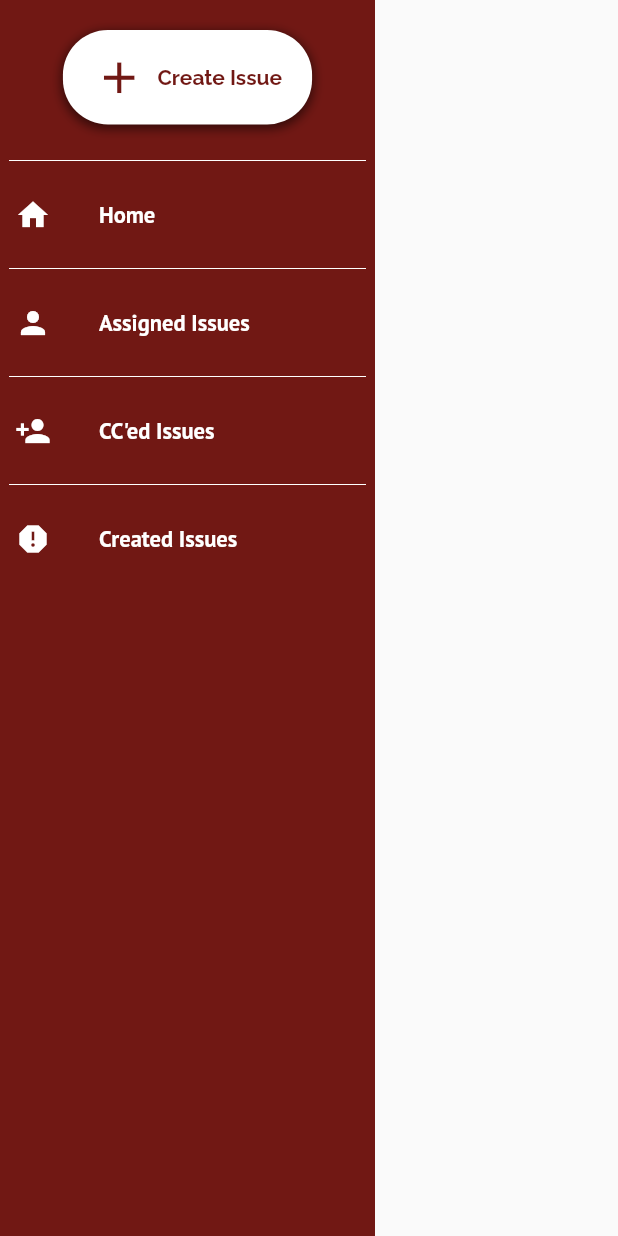
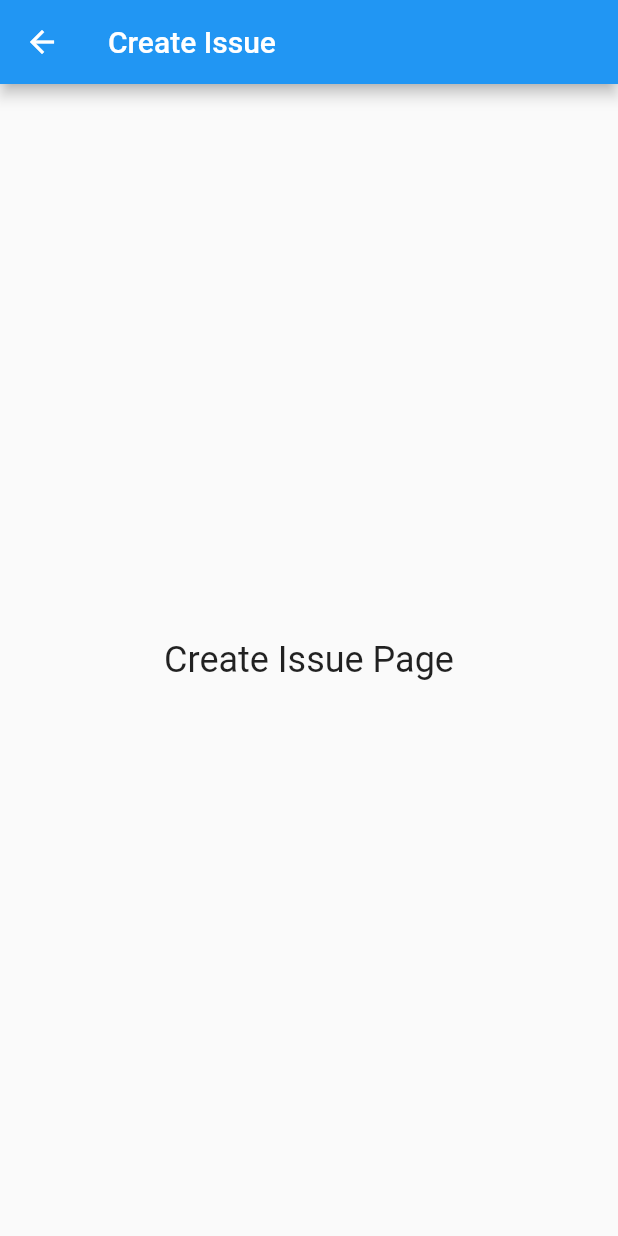
Before and after one commit to srihitha-ravi/demo-frontend, a Flutter app: the Sidebar widget shown alone on an empty page, opened directly, after a tap on "Create Issue", on a phone screen of 412 x 824 dp. Run offline on Flutter 3.47's test engine with Material 2 defaults, Android fonts, the phone set to English and light mode, and no system bars; our stand-ins replace google_fonts.

Commit message:
create issue skeleton

```diff
--- /dev/null
+++ b/lib/Create Issue/create_issue.dart
@@ -0,0 +1,25 @@
+import 'package:flutter/material.dart';
+
+class CreateIssuePage extends StatelessWidget {
+  @override
+  Widget build(BuildContext context) {
+    return Scaffold(
+      appBar: AppBar(
+        title: Text('Create Issue'),
+      ),
+      body: Center(
+        child: Column(
+          mainAxisAlignment: MainAxisAlignment.center,
+          children: [
+            // Add your content for creating an issue here
+            Text(
+              'Create Issue Page',
+              style: TextStyle(fontSize: 24),
+            ),
+            // Add form fields, buttons, or any other UI elements needed for issue creation
+          ],
+        ),
+      ),
+    );
+  }
+}
--- a/lib/SideBar/sidebar.dart
+++ b/lib/SideBar/sidebar.dart
@@ -1,6 +1,7 @@
 import 'package:bughub_demo/Theme/theme.dart';
 import 'package:flutter/material.dart';
 import 'package:google_fonts/google_fonts.dart';
+import 'package:bughub_demo/Create Issue/create_issue.dart';
 
 class Sidebar extends StatelessWidget {
   @override
@@ -31,7 +32,13 @@ class Sidebar extends StatelessWidget {
                 padding:
                     const EdgeInsets.symmetric(vertical: 6.0, horizontal: 12.0),
                 child: TextButton.icon(
-                  onPressed: () {},
+                  onPressed: () {
+                    Navigator.of(context).push(
+                      MaterialPageRoute(
+                        builder: (context) => CreateIssuePage(),
+                      ),
+                    );
+                  },
                   icon: const Icon(
                     Icons.add,
                     color: Color.fromARGB(255, 113, 24, 20),
@@ -41,9 +48,9 @@ class Sidebar extends StatelessWidget {
                     'Create Issue',
                     style: GoogleFonts.raleway(
                       textStyle: const TextStyle(
-                      color: Color.fromARGB(255, 113, 24, 20),
-                      fontWeight: FontWeight.bold
-                    ),),
+                          color: Color.fromARGB(255, 113, 24, 20),
+                          fontWeight: FontWeight.bold),
+                    ),
                   ),
                 ),
               ),
```
Also changed, not shown: lib/HomePage/home_page.dart (line endings or trailing spaces).
